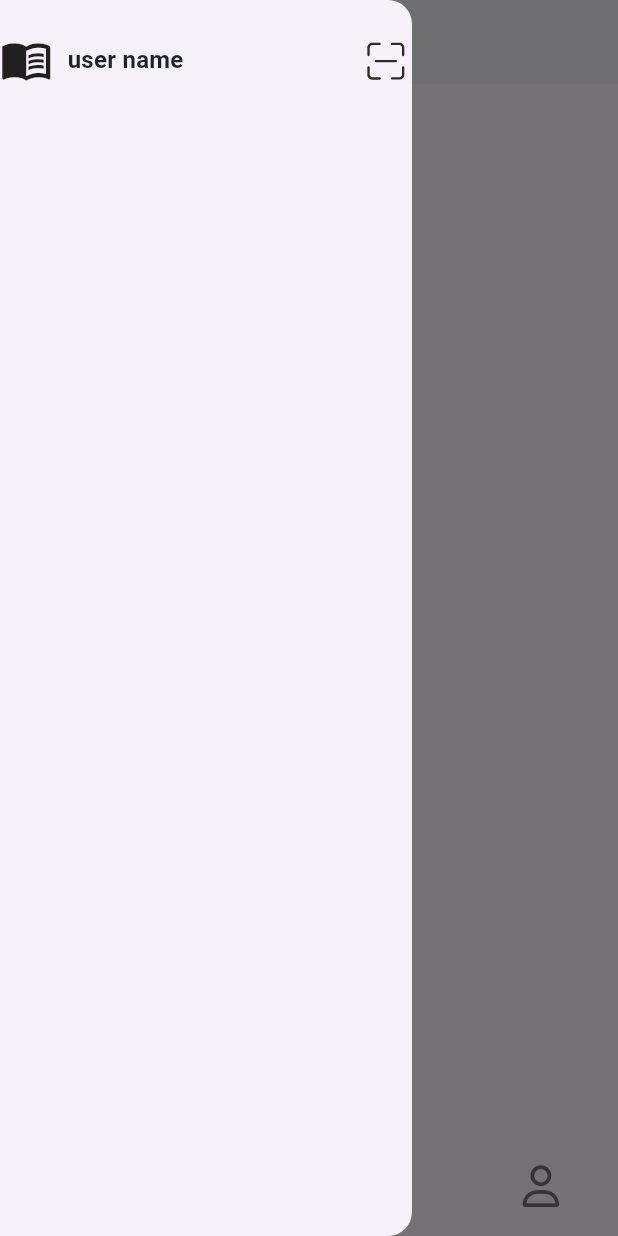
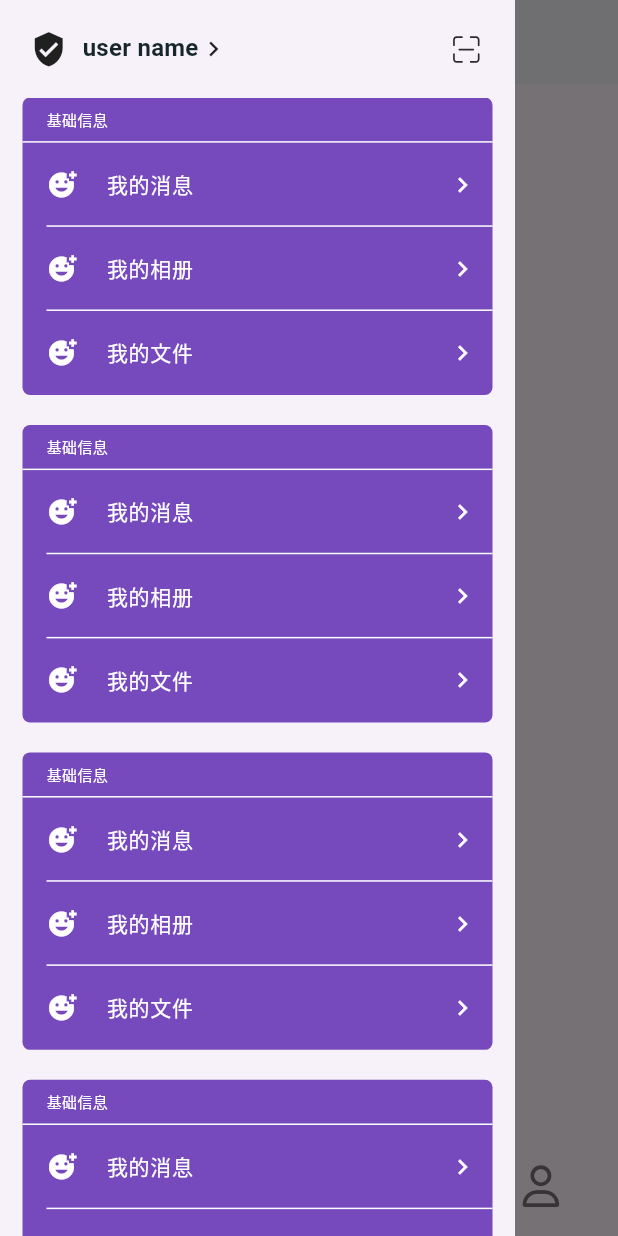
Before and after one commit to liangchuying/standard-template, a Flutter app: the screen it shows after launch, with the side drawer open, on a phone screen of 412 x 824 dp. Run offline on Flutter 3.47's test engine with Material 3 defaults, Android fonts, the phone set to English and light mode, and no system bars; our stand-ins replace flutter_svg, font_awesome_flutter, get, styled_widget; Roboto replaces fonts that are missing (Barlow).

Commit message:
fewa: drawer

```diff
--- /dev/null
+++ b/lib/app/modules/home/components/drawer/drawer_card.dart
@@ -0,0 +1,6 @@
+class DrawerCard {
+  final bool IsRightIcon;
+  final String title;
+
+  DrawerCard({this.IsRightIcon = true, required this.title});
+}
--- /dev/null
+++ b/lib/app/modules/home/components/drawer/drawer_head_menu.dart
@@ -0,0 +1,43 @@
+import 'package:flutter/material.dart';
+import 'package:get/get.dart';
+import 'package:luid/config/AppColors.dart';
+import 'package:luid/extension/string_extension.dart';
+import 'package:styled_widget/styled_widget.dart';
+import 'package:flutter_svg/flutter_svg.dart';
+import '../../../../../config/AppSizes.dart';
+
+class HeadMenu extends StatelessWidget {
+  const HeadMenu({super.key});
+
+  @override
+  Widget build(BuildContext context) {
+    return [
+      const Icon(
+        Icons.verified_user,
+        size: AppSizes.size25,
+      ),
+      Expanded(
+          child: [
+            const Text('user name').textStyle(const TextStyle(
+                fontWeight: FontWeight.bold,
+                fontSize: 16,
+                letterSpacing: 0.18,
+                color: AppColors.darkerText,
+                height: 1)),
+            const Icon(
+              Icons.chevron_right,
+              size: AppSizes.size20,
+            )
+          ]
+              .toRow(crossAxisAlignment: CrossAxisAlignment.center)
+              .paddingOnly(left: AppSizes.size10)),
+      SvgPicture.asset(
+        'sweep.svg'.assetsPathHome,
+        height: AppSizes.size25,
+        width: AppSizes.size25,
+      ).gestures(onTap: () {
+        print("扫一扫");
+      })
+    ].toRow(crossAxisAlignment: CrossAxisAlignment.center);
+  }
+}
--- a/lib/app/modules/home/components/drawer/drawer_view.dart
+++ b/lib/app/modules/home/components/drawer/drawer_view.dart
@@ -1,11 +1,12 @@
 import 'package:flutter/material.dart';
 import 'package:get/get.dart';
+import 'package:luid/config/AppColors.dart';
 import 'package:luid/extension/string_extension.dart';
 import 'package:styled_widget/styled_widget.dart';
-import 'package:flutter_svg/flutter_svg.dart';
 
 import '../../../../../config/AppSizes.dart';
 import '../../../../../config/AppTheme.dart';
+import 'drawer_head_menu.dart';
 
 class DrewerPages extends StatefulWidget {
   const DrewerPages({super.key});
@@ -19,28 +20,170 @@
   Widget build(BuildContext context) {
     return SafeArea(
       child: [
-        SizedBox(
-          height: 80,
+        Container(
+          padding: const EdgeInsets.all(AppSizes.padding20),
+          child: HeadMenu(),
+        ),
+        Expanded(
+            child: SingleChildScrollView(
           child: [
-            Icon(
-              Icons.menu_book,
-              size: AppSizes.size35,
+            BasicData(),
+            SizedBox(
+              height: AppSizes.size20,
             ),
-            Expanded(
-                child: const Text('user name')
-                    .textStyle(AppTheme.title)
-                    .paddingOnly(left: AppSizes.size10)),
-            SvgPicture.asset(
-              'sweep.svg'.assetsPathHome,
-              height: AppSizes.size35,
-              width: AppSizes.size35,
-            )
-          ].toRow(crossAxisAlignment: CrossAxisAlignment.center),
+            BasicData(),
+            SizedBox(
+              height: AppSizes.size20,
+            ),
+            BasicData(),
+            SizedBox(
+              height: AppSizes.size20,
+            ),
+            BasicData(),
+            SizedBox(
+              height: AppSizes.size20,
+            ),
+            AccountExit(),
+            SizedBox(height: 30)
+          ].toColumn(),
+        )),
+      ].toColumn(),
+    );
+  }
+
+  Widget BasicData() {
+    return Container(
+      margin: EdgeInsets.symmetric(horizontal: AppSizes.padding15),
+      width: double.infinity,
+      decoration: BoxDecoration(
+          color: AppColors.purple,
+          borderRadius: BorderRadius.all(Radius.circular(AppSizes.minRadius))),
+      child: [
+        [
+          Container(
+            padding: EdgeInsets.only(
+                left: AppSizes.size16,
+                right: AppSizes.size20,
+                top: AppSizes.size8,
+                bottom: AppSizes.size8),
+            child: Text("基础信息").textStyle(TextStyle(
+                fontSize: 10,
+                color: AppColors.white,
+                fontWeight: FontWeight.w400)),
+          )
+        ].toRow(),
+        const Divider(
+          color: AppColors.white,
+          height: 0.1,
         ),
-        // Expanded(
-        //     child: SingleChildScrollView(
-        //   child: [].toColumn(),
-        // )),
+        ListTile(
+          contentPadding:
+              EdgeInsets.only(left: AppSizes.size16, right: AppSizes.padding10),
+          leading: Icon(
+            Icons.add_reaction,
+            size: 20,
+          ),
+          iconColor: AppColors.white,
+          trailing: Icon(
+            Icons.chevron_right,
+            size: 20,
+          ),
+          title: Text(
+            '我的消息',
+          ).textStyle(TextStyle(color: AppColors.white, fontSize: 14)),
+        ),
+        const Divider(
+          color: AppColors.white,
+          height: 0.1,
+        ).paddingOnly(left: AppSizes.size16),
+        ListTile(
+          contentPadding:
+              EdgeInsets.only(left: AppSizes.size16, right: AppSizes.padding10),
+          leading: Icon(
+            Icons.add_reaction,
+            size: 20,
+          ),
+          iconColor: AppColors.white,
+          trailing: Icon(
+            Icons.chevron_right,
+            size: 20,
+          ),
+          title: Text(
+            '我的相册',
+          ).textStyle(TextStyle(color: AppColors.white, fontSize: 14)),
+        ),
+        const Divider(
+          color: AppColors.white,
+          height: 0.1,
+        ).paddingOnly(left: AppSizes.size16),
+        ListTile(
+          contentPadding:
+              EdgeInsets.only(left: AppSizes.size16, right: AppSizes.padding10),
+          leading: Icon(
+            Icons.add_reaction,
+            size: 20,
+          ),
+          iconColor: AppColors.white,
+          trailing: Icon(
+            Icons.chevron_right,
+            size: 20,
+          ),
+          title: Text(
+            '我的文件',
+          ).textStyle(TextStyle(color: AppColors.white, fontSize: 14)),
+        ),
+      ].toColumn(),
+    );
+  }
+
+  Widget AccountExit() {
+    return Container(
+      margin: EdgeInsets.symmetric(horizontal: AppSizes.padding15),
+      width: double.infinity,
+      decoration: BoxDecoration(
+          color: AppColors.purple,
+          borderRadius: BorderRadius.all(Radius.circular(AppSizes.minRadius))),
+      child: [
+        const Divider(
+          color: AppColors.white,
+          height: 0.1,
+        ),
+        ListTile(
+          contentPadding:
+              EdgeInsets.only(left: AppSizes.size16, right: AppSizes.padding10),
+          leading: Icon(
+            Icons.add_reaction,
+            size: 20,
+          ),
+          iconColor: AppColors.white,
+          trailing: Icon(
+            Icons.chevron_right,
+            size: 20,
+          ),
+          title: Text(
+            '切换账号',
+          ).textStyle(TextStyle(color: AppColors.white, fontSize: 14)),
+        ),
+        const Divider(
+          color: AppColors.white,
+          height: 0.1,
+        ).paddingOnly(left: AppSizes.size16),
+        ListTile(
+          contentPadding:
+              EdgeInsets.only(left: AppSizes.size16, right: AppSizes.padding10),
+          leading: Icon(
+            Icons.add_reaction,
+            size: 20,
+          ),
+          iconColor: AppColors.white,
+          trailing: Icon(
+            Icons.chevron_right,
+            size: 20,
+          ),
+          title: Text(
+            '退出登录/关闭',
+          ).textStyle(TextStyle(color: AppColors.white, fontSize: 14)),
+        ),
       ].toColumn(),
     );
   }
--- a/lib/app/modules/home/views/home_view.dart
+++ b/lib/app/modules/home/views/home_view.dart
@@ -1,6 +1,7 @@
 import 'package:flutter/material.dart';
 import 'package:get/get.dart';
 
+import '../../../../config/AppGlobalConfig.dart';
 import '../../../modules/home/components/navigation_bar.dart';
 import '../components/drawer/drawer_view.dart';
 import '../controllers/home_controller.dart';
@@ -23,6 +24,7 @@
   @override
   Widget build(BuildContext context) {
     return Scaffold(
+      key: controller.scaffoldKey,
       body: PageView(
         controller: controller.pageController,
         physics: const NeverScrollableScrollPhysics(), // 不能拖拽
@@ -33,7 +35,7 @@
         children: listPage,
       ),
       bottomNavigationBar: NavigationBars(),
-      drawer: Drawer(child: DrewerPages(), width: Get.width * 2 / 3,),
+      drawer: Drawer(child: DrewerPages(), width: GlobalConfig.DrawerWidth,),
     );
   }
 }
--- /dev/null
+++ b/lib/config/AppGlobalConfig.dart
@@ -0,0 +1,6 @@
+
+import 'package:get/get.dart';
+
+class GlobalConfig {
+  static double DrawerWidth = Get.width * 2.5 / 3;
+}
--- a/lib/config/AppSizes.dart
+++ b/lib/config/AppSizes.dart
@@ -18,11 +18,14 @@
   static const double maxWidth15 = 15.0;
 
   static const double minSize = 5.0;
+  static const double size8 = 8.0;
   static const double size10 = 10.0;
   static const double size15 = 15.0;
+  static const double size16 = 16.0;
   static const double size20 = 20.0;
   static const double size22 = 22.0;
   static const double size25 = 25.0;
+  static const double size30 = 30.0;
   static const double size35 = 35.0;
 
   static const double NavSize = 28.0;
--- a/lib/main.dart
+++ b/lib/main.dart
@@ -1,3 +1,5 @@
+import 'dart:ui';
+
 import 'package:flutter/material.dart';
 
 import 'package:get/get.dart';
@@ -9,6 +11,7 @@
     GetMaterialApp(
       theme: ThemeData(
         primarySwatch: Colors.purple,
+            drawerTheme: DrawerThemeData(shape: BorderDirectional())
       ),
       debugShowCheckedModeBanner: false,
       title: "Getx Demo",
```
